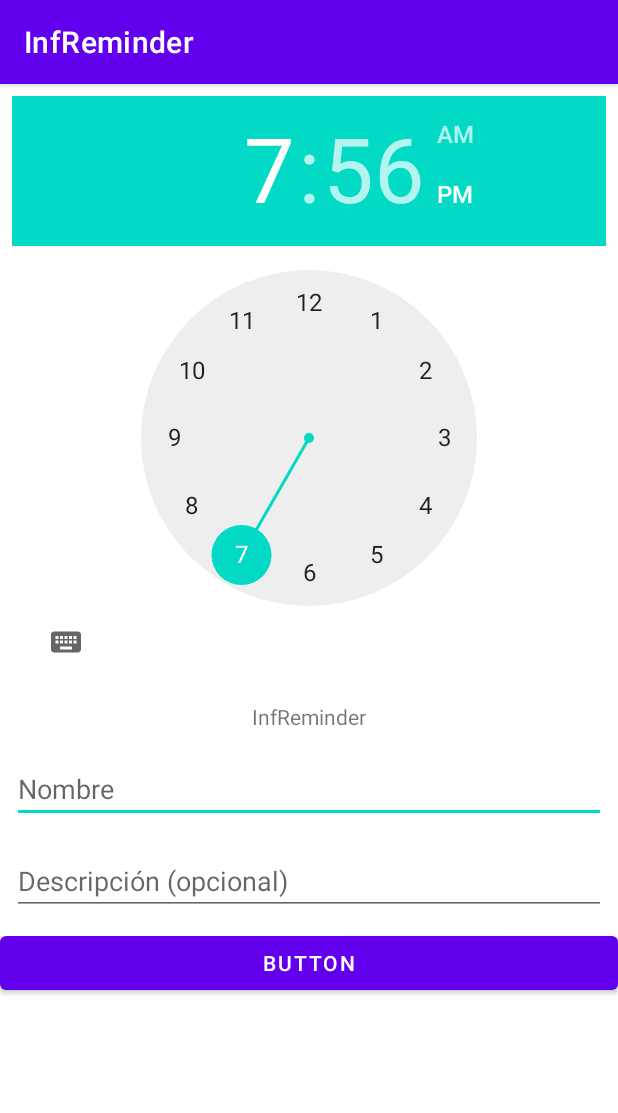
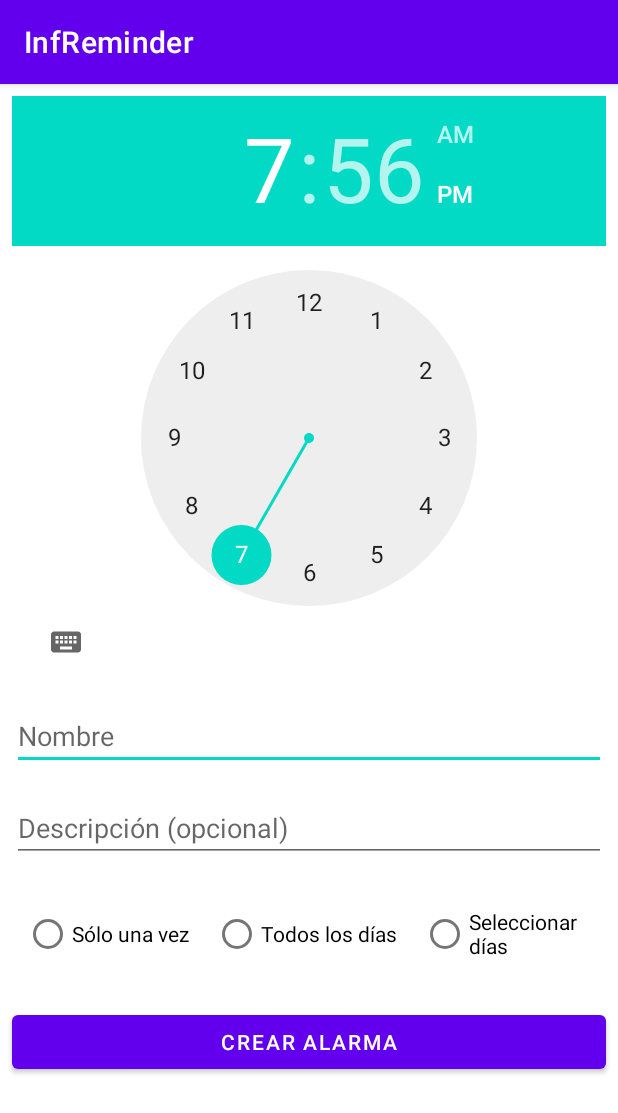
Before and after one commit to alizrui/InfReminder, an Android app: the fragment CreateAlarmFragment shown on its own in the app's theme, on a phone screen of 412 x 824 dp. Shown: the top 1113 px of the screen. Run offline under Robolectric (Android 15) with nearby library versions, the phone set to English and light mode, and no system bars; 1 statement that could not run was skipped.

Commit message:
adding more strings + changes on alarm xml

```diff
--- a/app/src/main/res/layout/fragment_create_alarm.xml
+++ b/app/src/main/res/layout/fragment_create_alarm.xml
@@ -17,15 +17,7 @@
         android:layout_gravity="center"
         android:layout_margin="8dp" />
 
-    <TextView
-        android:id="@+id/tvPrueba"
-        android:layout_width="wrap_content"
-        android:layout_height="wrap_content"
-        android:layout_gravity="center"
-        android:layout_margin="8dp"
-        android:text="@string/app_name"/>
-
-    <EditText
+        <EditText
         android:id="@+id/etName"
         android:layout_width="match_parent"
         android:layout_height="wrap_content"
@@ -45,11 +37,41 @@
         android:importantForAutofill="no"
         android:inputType="none" />
 
-        <Button
-            android:id="@+id/button"
+        <RadioGroup
             android:layout_width="match_parent"
             android:layout_height="wrap_content"
-            android:text="Button" />
+            android:layout_margin="8dp"
+            android:gravity="center"
+            android:orientation="horizontal">
+
+            <RadioButton
+                android:id="@+id/rbOnlyOnce"
+                android:layout_width="wrap_content"
+                android:layout_height="wrap_content"
+                android:layout_margin="8dp"
+                android:text="@string/only_once" />
+
+            <RadioButton
+                android:id="@+id/rbEveryDay"
+                android:layout_width="wrap_content"
+                android:layout_height="wrap_content"
+                android:layout_margin="8dp"
+                android:text="@string/all_days" />
+
+            <RadioButton
+                android:id="@+id/rbSelectDays"
+                android:layout_width="wrap_content"
+                android:layout_height="wrap_content"
+                android:layout_margin="8dp"
+                android:text="@string/select_days" />
+        </RadioGroup>
+
+        <Button
+            android:id="@+id/bNewAlarm"
+            android:layout_width="match_parent"
+            android:layout_height="wrap_content"
+            android:layout_margin="8dp"
+            android:text="@string/create_alarm" />
 
     </LinearLayout>
 
--- a/app/src/main/res/values/strings.xml
+++ b/app/src/main/res/values/strings.xml
@@ -9,4 +9,14 @@
     <string name="name">Nombre</string>
     <string name="hour">Hora</string>
     <string name="description">Descripción (opcional)</string>
+    <string name="select_days">Seleccionar días</string>
+    <string name="only_once">Sólo una vez</string>
+    <string name="monday">Lunes</string>
+    <string name="tuesday">Martes</string>
+    <string name="wednesday">Miércoles</string>
+    <string name="thursday">Jueves</string>
+    <string name="friday">Viernes</string>
+    <string name="saturday">Sábado</string>
+    <string name="sunday">Domingo</string>
+    <string name="all_days">Todos los días</string>
 </resources>
```
Also changed, not shown: 2 other files.
